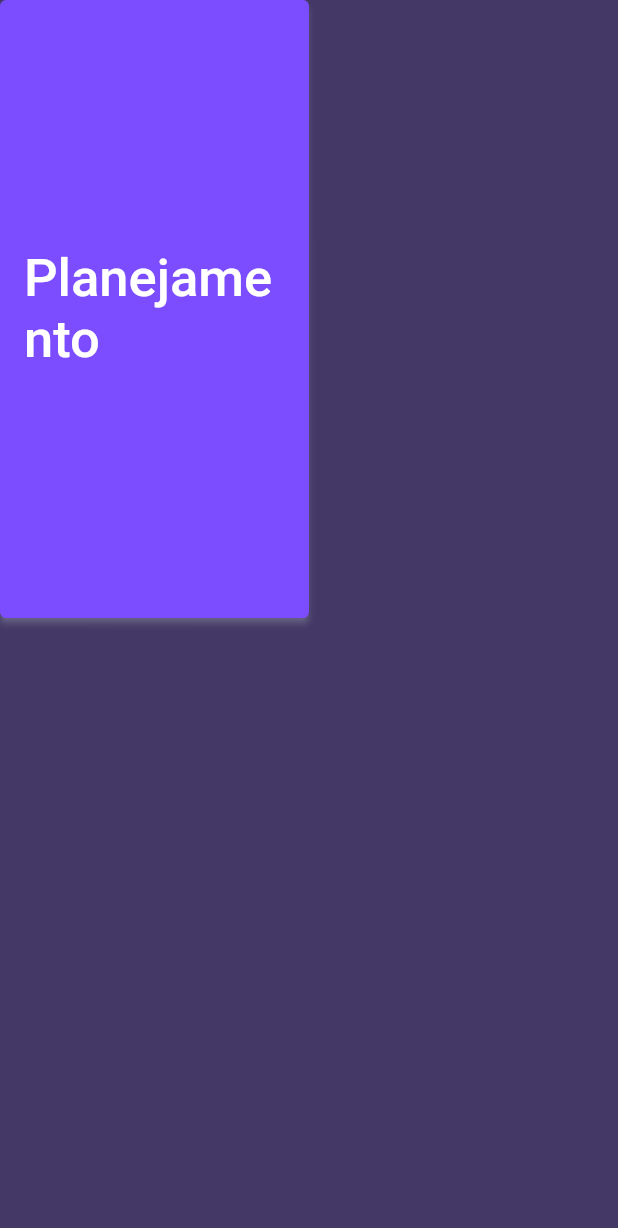
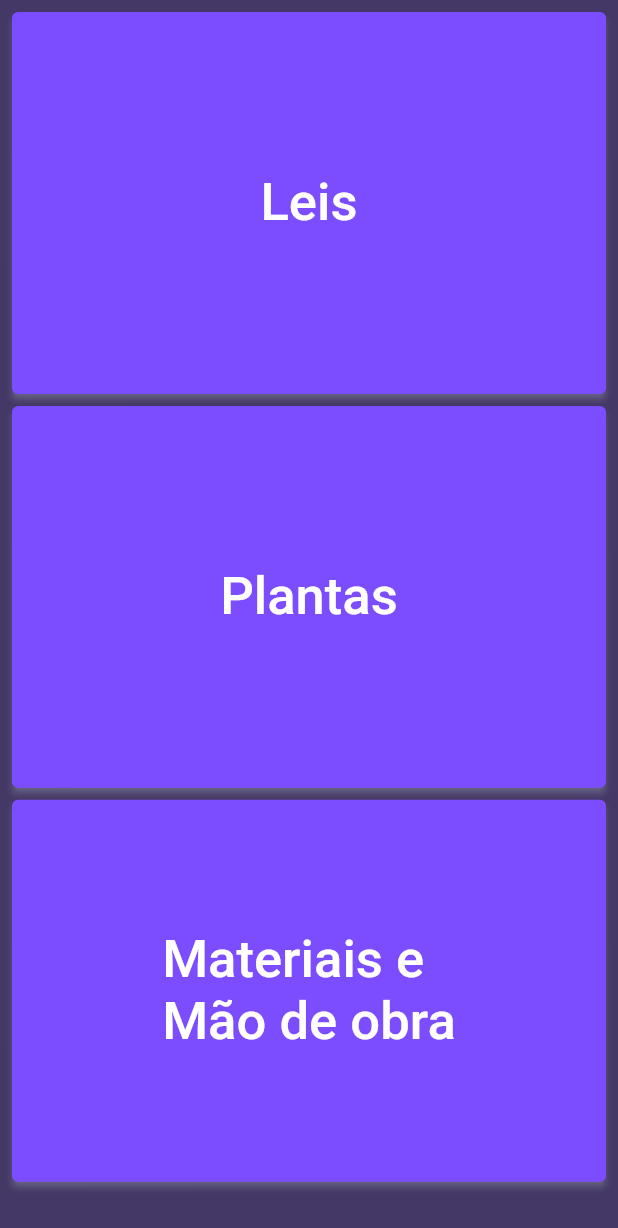
Before and after one commit to Ig0rPaim/projetc, a Flutter app: the screen it shows after launch, on a phone screen of 412 x 824 dp. Shown: the top 1228 px of the screen. Run offline on Flutter 3.47's test engine with Material 2 defaults, Android fonts, the phone set to English and light mode, and no system bars.

Commit message:
iniciando area de planejamento

```diff
--- a/APP/aux_builder/lib/builderButtons.dart
+++ b/APP/aux_builder/lib/builderButtons.dart
@@ -1,4 +1,4 @@
-import 'package:flutter/cupertino.dart';
+// import 'package:flutter/cupertino.dart';
 import 'package:flutter/material.dart';
 
 class BuilderButtons {
@@ -10,9 +10,54 @@ class BuilderButtons {
 
 }
 
+class ScreenWithTwoButtons extends BuilderButtons{
+    Widget button(BuildContext context, String text){
+    List<double> contextScreen;
+    contextScreen = sizeOfContext(context,  0.469);
+    double width = contextScreen[0];
+    double height = contextScreen[1];
+    return ElevatedButton(
+      onPressed: () {},
+      child: Text(
+        text,
+        style: TextStyle(fontSize: 35.0),
+      ),
+      style: ElevatedButton.styleFrom(
+        // shape: CircleBorder(),
+        primary: Color(0xFF7C4DFF),
+        shadowColor: Color(0xFFC5CAE9),
+        fixedSize: Size(width, height),
+      ),
+    );
+  }
+}
+
+
+class ScreenWithThreeButtons extends BuilderButtons{
+    Widget button(BuildContext context, String text){
+    List<double> contextScreen;
+    contextScreen = sizeOfContext(context,  0.309);
+    double width = contextScreen[0];
+    double height = contextScreen[1];
+    return ElevatedButton(
+      onPressed: () {},
+      child: Text(
+        text,
+        style: TextStyle(fontSize: 35.0),
+      ),
+      style: ElevatedButton.styleFrom(
+        // shape: CircleBorder(),
+        primary: Color(0xFF7C4DFF),
+        shadowColor: Color(0xFFC5CAE9),
+        fixedSize: Size(width, height),
+      ),
+    );
+  }
+}
+
 
 class Planning extends BuilderButtons{
-    bool done = false;
+    bool done = true;
 
     // bool get done {
     //   return done;
@@ -46,7 +91,7 @@ class Planning extends BuilderButtons{
 class AddNewProject extends BuilderButtons{
   Widget addNewProject(BuildContext context) {
     List<double> contextScreen;
-    contextScreen = sizeOfContext(context, 0.1);
+    contextScreen = sizeOfContext(context, 0.05);
     double width = contextScreen[0];
     double height = contextScreen[1];
     return ElevatedButton(
@@ -63,47 +108,47 @@ class AddNewProject extends BuilderButtons{
 }
 
 
-class Execution extends BuilderButtons{
-    Widget execution(BuildContext context){
-    List<double> contextScreen;
-    contextScreen = sizeOfContext(context, 0.40);
-    double width = contextScreen[0];
-    double height = contextScreen[1];
-    return ElevatedButton(
-      onPressed: () {},
-      child: Text(
-        'Execução',
-        style: TextStyle(fontSize: 35.0),
-      ),
-      style: ElevatedButton.styleFrom(
-        shape: CircleBorder(),
-        primary: Color(0xFF7C4DFF),
-        shadowColor: Color(0xFFC5CAE9),
-        fixedSize: Size(width, height),
-      ),
-    );
-  }
-}
+// class Execution extends BuilderButtons{
+//     Widget execution(BuildContext context){
+//     List<double> contextScreen;
+//     contextScreen = sizeOfContext(context, 0.469);
+//     double width = contextScreen[0];
+//     double height = contextScreen[1];
+//     return ElevatedButton(
+//       onPressed: () {},
+//       child: Text(
+//         'Execução',
+//         style: TextStyle(fontSize: 35.0),
+//       ),
+//       style: ElevatedButton.styleFrom(
+//         // shape: CircleBorder(),
+//         primary: Color(0xFF7C4DFF),
+//         shadowColor: Color(0xFFC5CAE9),
+//         fixedSize: Size(width, height),
+//       ),
+//     );
+//   }
+// }
 
 
-class TimeLine extends BuilderButtons{
-    Widget timeline(BuildContext context){
-    List<double> contextScreen;
-    contextScreen = sizeOfContext(context, 0.4);
-    double width = contextScreen[0];
-    double height = contextScreen[1];
-    return ElevatedButton(
-      onPressed: () {},
-      child: Text(
-        'Conograma',
-        style: TextStyle(fontSize: 35.0),
-      ),
-      style: ElevatedButton.styleFrom(
-        shape: CircleBorder(),
-        primary: Color(0xFF7C4DFF),
-        shadowColor: Color(0xFFC5CAE9),
-        fixedSize: Size(width, height),
-      ),
-    );
-  }
-}
+// class TimeLine extends BuilderButtons{
+//     Widget timeline(BuildContext context){
+//     List<double> contextScreen;
+//     contextScreen = sizeOfContext(context, 0.469);
+//     double width = contextScreen[0];
+//     double height = contextScreen[1];
+//     return ElevatedButton(
+//       onPressed: () {},
+//       child: Text(
+//         'Conograma',
+//         style: TextStyle(fontSize: 35.0),
+//       ),
+//       style: ElevatedButton.styleFrom(
+//         // shape: CircleBorder(),
+//         primary: Color(0xFF7C4DFF),
+//         shadowColor: Color(0xFFC5CAE9),
+//         fixedSize: Size(width, height),
+//       ),
+//     );
+//   }
+// }
--- a/APP/aux_builder/lib/main_app.dart
+++ b/APP/aux_builder/lib/main_app.dart
@@ -1,6 +1,8 @@
 import 'package:aux_builder/home_screen.dart';
-import 'package:aux_builder/project_app.dart';
+import 'package:aux_builder/project_screen.dart';
 import 'package:flutter/material.dart';
+import 'package:aux_builder/planning/client_contract_screen.dart';
+import 'package:aux_builder/planning/details_project.dart';
 
 void main() {
   runApp(aux_builder());
@@ -20,7 +22,7 @@ class aux_builder extends StatelessWidget {
         primaryColorLight: Color(0xFFC5CAE9),
         accentColor: Color(0xFF7C4DFF),
       ),
-      home: ProjectApp(),
+      home: DetailsOfProject(),
       // routes:,
     );
   }
--- /dev/null
+++ b/APP/aux_builder/lib/planning/details_project.dart
@@ -0,0 +1,35 @@
+// import 'package:flutter/src/foundation/key.dart';
+import 'package:flutter/src/widgets/framework.dart';
+import 'package:flutter/material.dart';
+import '../builderButtons.dart';
+
+class DetailsOfProject extends StatefulWidget {
+  const DetailsOfProject({Key? key}) : super(key: key);
+
+  @override
+  State<DetailsOfProject> createState() => _DetailsOfProjectState();
+}
+
+class _DetailsOfProjectState extends State<DetailsOfProject> {
+  @override
+  Widget build(BuildContext context) {
+    return SafeArea(
+      child: Scaffold(
+        backgroundColor: Color.fromARGB(255, 68, 56, 102),
+        body: Padding(
+          padding: const EdgeInsets.all(8.0),
+          child: Column(
+            crossAxisAlignment: CrossAxisAlignment.stretch,
+            children: <Widget>[
+              ScreenWithThreeButtons().button(context, 'Leis'),
+              Padding(padding: EdgeInsets.all(4.0)),
+              ScreenWithThreeButtons().button(context, 'Plantas'),
+              Padding(padding: EdgeInsets.all(4.0)),
+              ScreenWithThreeButtons().button(context, 'Materiais e \nMão de obra'),
+            ],
+          ),
+        ),
+      ),
+    );
+  }
+}
--- a/APP/aux_builder/lib/project_app.dart
+++ /dev/null
@@ -1,51 +0,0 @@
-import 'package:aux_builder/builderButtons.dart';
-import 'package:flutter/material.dart';
-import 'package:flutter/src/foundation/key.dart';
-import 'package:flutter/src/widgets/framework.dart';
-
-class ProjectApp extends StatefulWidget {
-  const ProjectApp({Key? key}) : super(key: key);
-
-  @override
-  State<ProjectApp> createState() => _ProjectAppState();
-}
-
-class _ProjectAppState extends State<ProjectApp> {
-
-  bool done(){
-    if(Planning().done){
-      return false;
-    }else{
-      return true;
-    }
-  }
-
-  @override
-  Widget build(BuildContext context) {
-    return Scaffold(
-      backgroundColor: Color.fromARGB(255, 68, 56, 102),
-      body: Column(
-        children: [
-          Visibility(
-            visible: done(),
-            child: Row(
-              children: [
-                Planning().planning(context),
-              ],
-            ),
-            replacement: Column(
-              children: [
-                Row(
-                  children: [
-                    TimeLine().timeline(context),
-                    Execution().execution(context),
-                  ],
-                )
-              ],
-            ),
-          ),
-        ],
-      ),
-    );
-  }
-}
```
Also changed, not shown: APP/aux_builder/lib/planning/client_contract_screen.dart (added, +34 -0 lines), APP/aux_builder/lib/project_screen.dart (added, +67 -0 lines).
